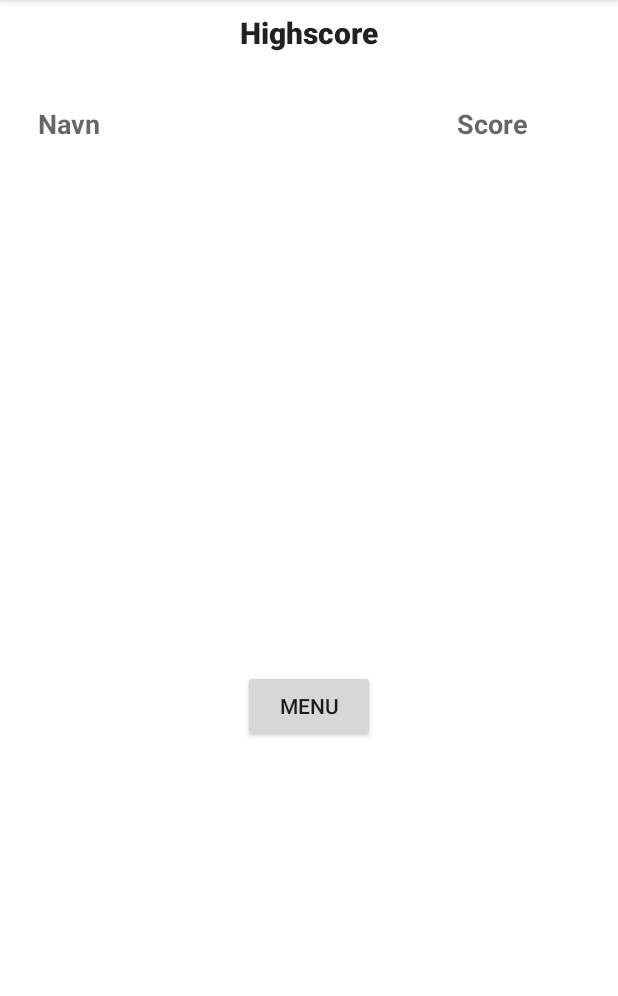
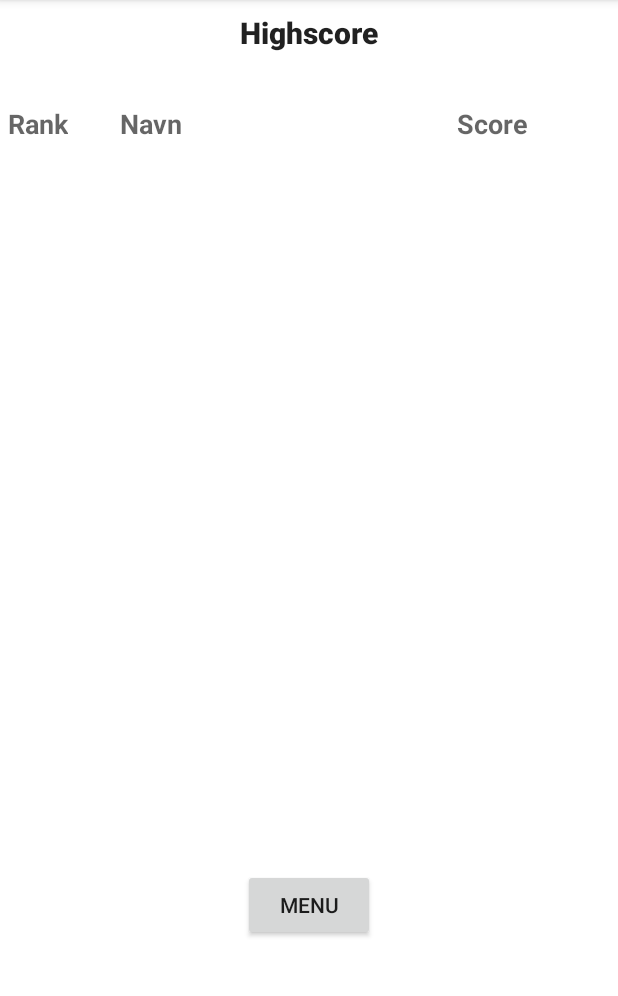
Before and after one commit to AlenDK/Galgespil, an Android app: the fragment HighScore shown on its own in the app's theme, on a phone screen of 412 x 824 dp, the part 84-1080 px from its top. Run offline under Robolectric (Android 15) with nearby library versions, the light colour scheme and no system bars; our stand-ins replace Firebase (no records; nobody signed in at launch, a user with empty details on screens opened directly); network calls fail.

Commit message:
Highscore lsiten er opdaret med rank, og ser fin ud!

```diff
--- a/app/src/main/res/layout/highscore.xml
+++ b/app/src/main/res/layout/highscore.xml
@@ -30,10 +30,25 @@
         app:layout_constraintTop_toTopOf="parent" />
 
     <TextView
+        android:id="@+id/rank"
+        android:layout_width="wrap_content"
+        android:layout_height="wrap_content"
+        android:layout_marginStart="5dp"
+        android:layout_marginTop="70dp"
+        android:text="Rank"
+        android:textAppearance="@style/Base.TextAppearance.AppCompat.Medium"
+        android:textStyle="bold"
+        app:layout_constraintStart_toStartOf="parent"
+        app:layout_constraintTop_toTopOf="parent" />
+
+
+
+
+    <TextView
         android:id="@+id/navn"
         android:layout_width="wrap_content"
         android:layout_height="wrap_content"
-        android:layout_marginStart="25dp"
+        android:layout_marginStart="80dp"
         android:layout_marginTop="70dp"
         android:text="Navn"
         android:textAppearance="@style/Base.TextAppearance.AppCompat.Medium"
@@ -73,10 +88,12 @@
         android:id="@+id/menu"
         android:layout_width="wrap_content"
         android:layout_height="wrap_content"
+        android:layout_marginBottom="8dp"
         android:layout_marginEnd="8dp"
         android:layout_marginStart="8dp"
         android:layout_marginTop="9dp"
         android:text="Menu"
+        app:layout_constraintBottom_toBottomOf="parent"
         app:layout_constraintEnd_toEndOf="parent"
         app:layout_constraintStart_toStartOf="parent"
         app:layout_constraintTop_toBottomOf="@+id/liste" />
```
Also changed, not shown: app/src/main/java/e/android/gaglespil/BrugerList.java (+27 -2 lines), app/src/main/java/e/android/gaglespil/HighScore.java (+10 -2 lines), app/src/main/res/layout/list_layout.xml (+16 -3 lines).
